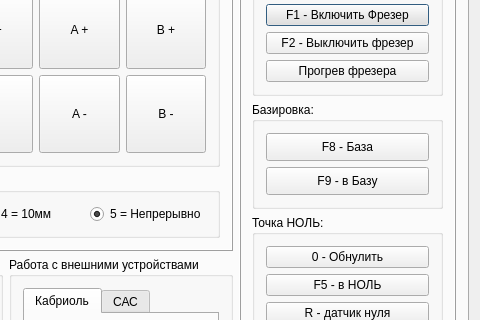
Xtail96/SML, file KAMEditor/mainwindow.ui: the form before one commit; both pictures show x 621 to 1101 and y 107 to 427 of the 1101 by 774 pixel window.
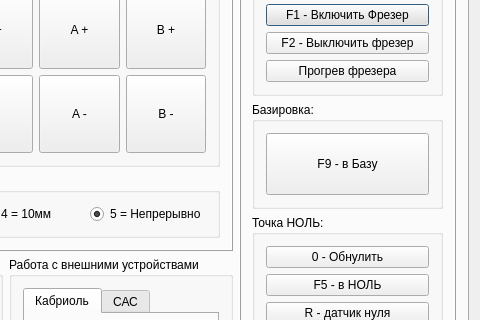
The form after the commit. The open tabs and pages were chosen to show the change.

Commit message: Добавлены еденицы измерения по координатам, удалена кнопка "База"

```diff
--- a/KAMEditor/mainwindow.ui
+++ b/KAMEditor/mainwindow.ui
@@ -816,22 +816,6 @@
               <string>Базировка:</string>
              </property>
              <layout class="QVBoxLayout" name="verticalLayout_11">
-              <item>
-               <widget class="QPushButton" name="base_button">
-                <property name="sizePolicy">
-                 <sizepolicy hsizetype="Minimum" vsizetype="Preferred">
-                  <horstretch>0</horstretch>
-                  <verstretch>0</verstretch>
-                 </sizepolicy>
-                </property>
-                <property name="text">
-                 <string>F8 - База</string>
-                </property>
-                <property name="shortcut">
-                 <string>F8</string>
-                </property>
-               </widget>
-              </item>
               <item>
                <widget class="QPushButton" name="to_base_button">
                 <property name="sizePolicy">
```
The commit also changes 1 other file.
